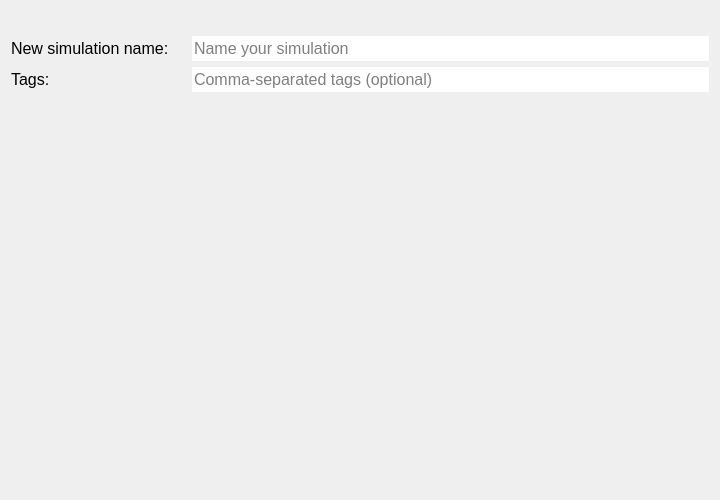
This is threedi_models_and_simulations/ui/simulation_wizard/page_name.ui in nens/threedi-api-qgis-client as Qt 5 draws it before an edit. The edited form follows.
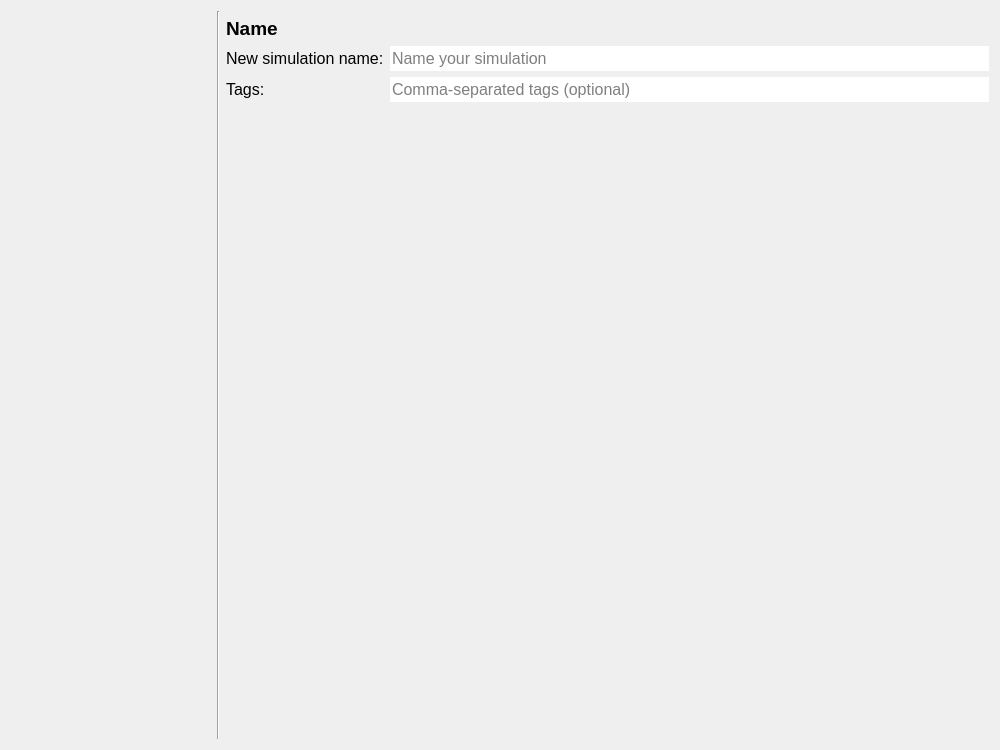
This is the edited form.

Commit message:
Changed the way of showing progress of the simulation wizard. (#424)
* Changed the way of showing progress of the simulation wizard.

What changed in the file:
```diff
--- a/threedi_models_and_simulations/ui/simulation_wizard/page_name.ui
+++ b/threedi_models_and_simulations/ui/simulation_wizard/page_name.ui
@@ -9,25 +9,26 @@
    <rect>
     <x>0</x>
     <y>0</y>
-    <width>720</width>
-    <height>500</height>
+    <width>1000</width>
+    <height>750</height>
    </rect>
   </property>
   <property name="sizePolicy">
-   <sizepolicy hsizetype="Preferred" vsizetype="Minimum">
+   <sizepolicy hsizetype="Preferred" vsizetype="Preferred">
     <horstretch>0</horstretch>
     <verstretch>0</verstretch>
    </sizepolicy>
   </property>
   <property name="minimumSize">
    <size>
-    <width>720</width>
-    <height>0</height>
+    <width>750</width>
+    <height>500</height>
    </size>
   </property>
   <property name="font">
    <font>
     <family>Segoe UI</family>
+    <pointsize>10</pointsize>
    </font>
   </property>
   <property name="windowTitle">
@@ -36,24 +37,122 @@
   <property name="autoFillBackground">
    <bool>true</bool>
   </property>
+  <property name="styleSheet">
+   <string notr="true">QComboBox {background-color: rgba(255, 255, 255);}</string>
+  </property>
   <layout class="QGridLayout" name="gridLayout">
+   <item row="11" column="2" colspan="6">
+    <spacer name="horizontalSpacer">
+     <property name="orientation">
+      <enum>Qt::Horizontal</enum>
+     </property>
+     <property name="sizeHint" stdset="0">
+      <size>
+       <width>40</width>
+       <height>20</height>
+      </size>
+     </property>
+    </spacer>
+   </item>
+   <item row="2" column="2" colspan="6">
+    <layout class="QGridLayout" name="gridLayout_2">
+     <property name="bottomMargin">
+      <number>0</number>
+     </property>
    <item row="1" column="0">
-    <spacer name="verticalSpacer_2">
-     <property name="orientation">
-      <enum>Qt::Vertical</enum>
-     </property>
-     <property name="sizeType">
-      <enum>QSizePolicy::Fixed</enum>
-     </property>
-     <property name="sizeHint" stdset="0">
+      <widget class="QLabel" name="label_11">
+       <property name="minimumSize">
+        <size>
+         <width>0</width>
+         <height>25</height>
+        </size>
+       </property>
+       <property name="maximumSize">
+        <size>
+         <width>16777215</width>
+         <height>16777215</height>
+        </size>
+       </property>
+       <property name="font">
+        <font>
+         <family>Segoe UI</family>
+         <pointsize>12</pointsize>
+        </font>
+       </property>
+       <property name="text">
+        <string>Tags:</string>
+       </property>
+      </widget>
+     </item>
+     <item row="1" column="1">
+      <widget class="QLineEdit" name="le_tags">
+       <property name="sizePolicy">
+        <sizepolicy hsizetype="Expanding" vsizetype="Preferred">
+         <horstretch>0</horstretch>
+         <verstretch>0</verstretch>
+        </sizepolicy>
+       </property>
+       <property name="minimumSize">
       <size>
-       <width>20</width>
+         <width>0</width>
        <height>25</height>
       </size>
      </property>
-    </spacer>
-   </item>
-   <item row="2" column="1">
+       <property name="maximumSize">
+        <size>
+         <width>16777215</width>
+         <height>16777215</height>
+        </size>
+       </property>
+       <property name="font">
+        <font>
+         <family>Segoe UI</family>
+         <pointsize>12</pointsize>
+        </font>
+       </property>
+       <property name="styleSheet">
+        <string notr="true">QLineEdit {background-color: white;}</string>
+       </property>
+       <property name="frame">
+        <bool>false</bool>
+       </property>
+       <property name="placeholderText">
+        <string>Comma-separated tags (optional)</string>
+       </property>
+      </widget>
+     </item>
+     <item row="0" column="0">
+      <widget class="QLabel" name="label_2">
+       <property name="sizePolicy">
+        <sizepolicy hsizetype="Preferred" vsizetype="Preferred">
+         <horstretch>0</horstretch>
+         <verstretch>0</verstretch>
+        </sizepolicy>
+       </property>
+       <property name="minimumSize">
+        <size>
+         <width>0</width>
+         <height>25</height>
+        </size>
+       </property>
+       <property name="maximumSize">
+        <size>
+         <width>16777215</width>
+         <height>16777215</height>
+        </size>
+       </property>
+       <property name="font">
+        <font>
+         <family>Segoe UI</family>
+         <pointsize>12</pointsize>
+        </font>
+       </property>
+       <property name="text">
+        <string>New simulation name:</string>
+       </property>
+      </widget>
+     </item>
+     <item row="0" column="1">
     <widget class="QLineEdit" name="le_sim_name">
      <property name="sizePolicy">
       <sizepolicy hsizetype="Expanding" vsizetype="Preferred">
@@ -96,115 +195,114 @@
      </property>
     </widget>
    </item>
-   <item row="4" column="0">
-    <spacer name="verticalSpacer">
+    </layout>
+   </item>
+   <item row="5" column="4">
+    <widget class="QLabel" name="label_6">
+     <property name="sizePolicy">
+      <sizepolicy hsizetype="Minimum" vsizetype="Preferred">
+       <horstretch>0</horstretch>
+       <verstretch>0</verstretch>
+      </sizepolicy>
+     </property>
+     <property name="font">
+      <font>
+       <family>Segoe UI</family>
+       <pointsize>10</pointsize>
+      </font>
+     </property>
+     <property name="text">
+      <string/>
+     </property>
+    </widget>
+   </item>
+   <item row="1" column="2">
+    <widget class="QLabel" name="label_8">
+     <property name="font">
+      <font>
+       <family>Segoe UI</family>
+       <pointsize>14</pointsize>
+       <weight>75</weight>
+       <bold>true</bold>
+       <underline>false</underline>
+      </font>
+     </property>
+     <property name="text">
+      <string>Name</string>
+     </property>
+    </widget>
+   </item>
+   <item row="5" column="3">
+    <widget class="QLabel" name="label_5">
+     <property name="sizePolicy">
+      <sizepolicy hsizetype="Minimum" vsizetype="Preferred">
+       <horstretch>0</horstretch>
+       <verstretch>0</verstretch>
+      </sizepolicy>
+     </property>
+     <property name="font">
+      <font>
+       <family>Segoe UI</family>
+       <pointsize>10</pointsize>
+      </font>
+     </property>
+     <property name="text">
+      <string/>
+     </property>
+    </widget>
+   </item>
+   <item row="0" column="1" rowspan="12">
+    <widget class="Line" name="line_2">
+     <property name="sizePolicy">
+      <sizepolicy hsizetype="Fixed" vsizetype="Expanding">
+       <horstretch>0</horstretch>
+       <verstretch>0</verstretch>
+      </sizepolicy>
+     </property>
      <property name="orientation">
       <enum>Qt::Vertical</enum>
+     </property>
+    </widget>
+   </item>
+   <item row="0" column="0" rowspan="12">
+    <widget class="QWidget" name="wizard_steps_widget" native="true">
+     <property name="sizePolicy">
+      <sizepolicy hsizetype="Preferred" vsizetype="Expanding">
+       <horstretch>0</horstretch>
+       <verstretch>0</verstretch>
+      </sizepolicy>
+     </property>
+     <property name="minimumSize">
+      <size>
+       <width>200</width>
+       <height>0</height>
+      </size>
+     </property>
+     <property name="maximumSize">
+      <size>
+       <width>200</width>
+       <height>16777215</height>
+      </size>
+     </property>
+     <layout class="QVBoxLayout" name="verticalLayout"/>
+    </widget>
+   </item>
+   <item row="6" column="4">
+    <spacer name="verticalSpacer_2">
+     <property name="orientation">
+      <enum>Qt::Vertical</enum>
+     </property>
+     <property name="sizeType">
+      <enum>QSizePolicy::Expanding</enum>
      </property>
      <property name="sizeHint" stdset="0">
       <size>
        <width>20</width>
-       <height>40</height>
+       <height>50</height>
       </size>
      </property>
     </spacer>
    </item>
-   <item row="0" column="0" colspan="2">
-    <layout class="QVBoxLayout" name="svg_lout"/>
-   </item>
-   <item row="2" column="0">
-    <widget class="QLabel" name="label">
-     <property name="sizePolicy">
-      <sizepolicy hsizetype="Preferred" vsizetype="Preferred">
-       <horstretch>0</horstretch>
-       <verstretch>0</verstretch>
-      </sizepolicy>
-     </property>
-     <property name="minimumSize">
-      <size>
-       <width>175</width>
-       <height>25</height>
-      </size>
-     </property>
-     <property name="maximumSize">
-      <size>
-       <width>16777215</width>
-       <height>16777215</height>
-      </size>
-     </property>
-     <property name="font">
-      <font>
-       <family>Segoe UI</family>
-       <pointsize>12</pointsize>
-      </font>
-     </property>
-     <property name="text">
-      <string>New simulation name:</string>
-     </property>
-    </widget>
-   </item>
-   <item row="3" column="0">
-    <widget class="QLabel" name="label_2">
-     <property name="minimumSize">
-      <size>
-       <width>175</width>
-       <height>25</height>
-      </size>
-     </property>
-     <property name="maximumSize">
-      <size>
-       <width>16777215</width>
-       <height>16777215</height>
-      </size>
-     </property>
-     <property name="font">
-      <font>
-       <family>Segoe UI</family>
-       <pointsize>12</pointsize>
-      </font>
-     </property>
-     <property name="text">
-      <string>Tags:</string>
-     </property>
-    </widget>
-   </item>
-   <item row="3" column="1">
-    <widget class="QLineEdit" name="le_tags">
-     <property name="sizePolicy">
-      <sizepolicy hsizetype="Expanding" vsizetype="Preferred">
-       <horstretch>0</horstretch>
-       <verstretch>0</verstretch>
-      </sizepolicy>
-     </property>
-     <property name="minimumSize">
-      <size>
-       <width>0</width>
-       <height>25</height>
-      </size>
-     </property>
-     <property name="maximumSize">
-      <size>
-       <width>16777215</width>
-       <height>16777215</height>
-      </size>
-     </property>
-     <property name="font">
-      <font>
-       <family>Segoe UI</family>
-       <pointsize>12</pointsize>
-      </font>
-     </property>
-     <property name="styleSheet">
-      <string notr="true">QLineEdit {background-color: white;}</string>
-     </property>
-     <property name="frame">
-      <bool>false</bool>
-     </property>
-     <property name="placeholderText">
-      <string>Comma-separated tags (optional)</string>
-     </property>
-    </widget>
-   </item>
   </layout>
  </widget>
  <resources/>
```
Lines whose indentation alone changed are shown as unchanged. The commit also changes 21 other files.
